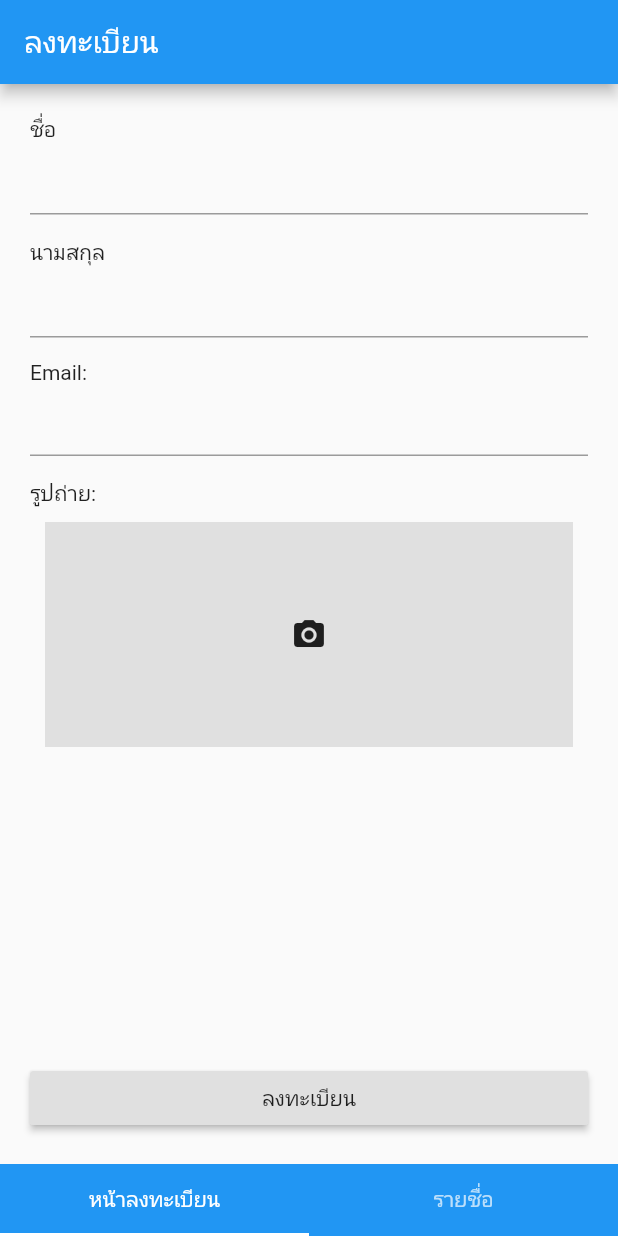
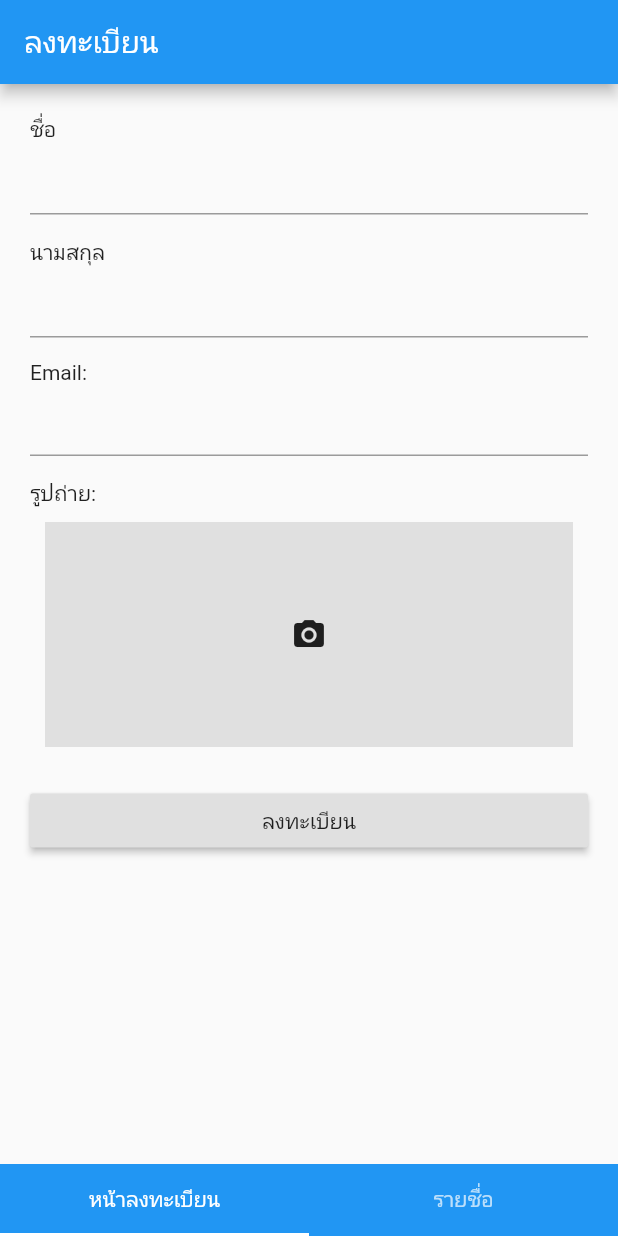
Before and after one commit to teerasej/nextflow-flutter-registration-app-public, a Flutter app: the screen it shows after launch, on a phone screen of 412 x 824 dp. Run offline on Flutter 3.47's test engine with Material 2 defaults, Android fonts, the phone set to English and light mode, and no system bars.

Commit message:
ใช้ SingleChildScrollView แก้ไข Bottom Overflow - พอใช้ SingleChildScrollView ครอบแล้ว จะมีปัญหา error - สลับ Spacer ออก

```diff
--- a/lib/pages/registration_page.dart
+++ b/lib/pages/registration_page.dart
@@ -17,6 +17,7 @@ class _RegisterationPageState extends State<RegisterationPage> {
       body: Container(
         padding: EdgeInsets.all(20),
         child: Form(
+          child: SingleChildScrollView(
             child: Column(
               crossAxisAlignment: CrossAxisAlignment.start,
               children: [
@@ -55,7 +56,7 @@ class _RegisterationPageState extends State<RegisterationPage> {
                     ),
                   ),
                 ),
-              Spacer(),
+                SizedBox(height: 15),
                 SizedBox(
                   width: double.infinity,
                   child: RaisedButton(
@@ -67,6 +68,7 @@ class _RegisterationPageState extends State<RegisterationPage> {
             ),
           ),
         ),
+      ),
     );
   }
 }
```
Lines whose indentation alone changed are shown as unchanged.
